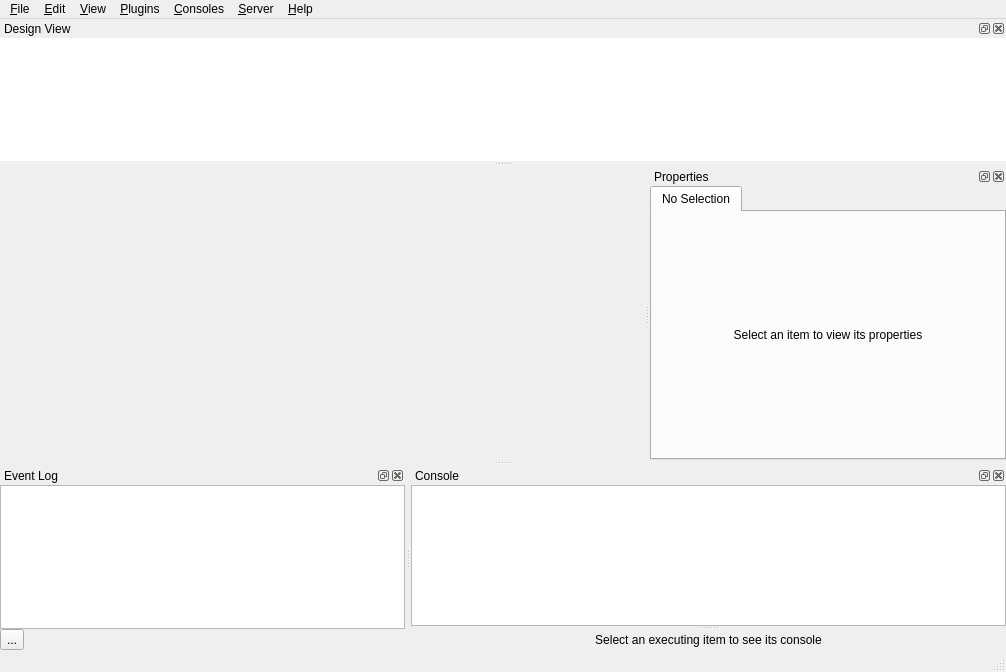
This is spinetoolbox/ui/mainwindow.ui in spine-tools/Spine-Toolbox as Qt 5 draws it before an edit. The edited form follows.
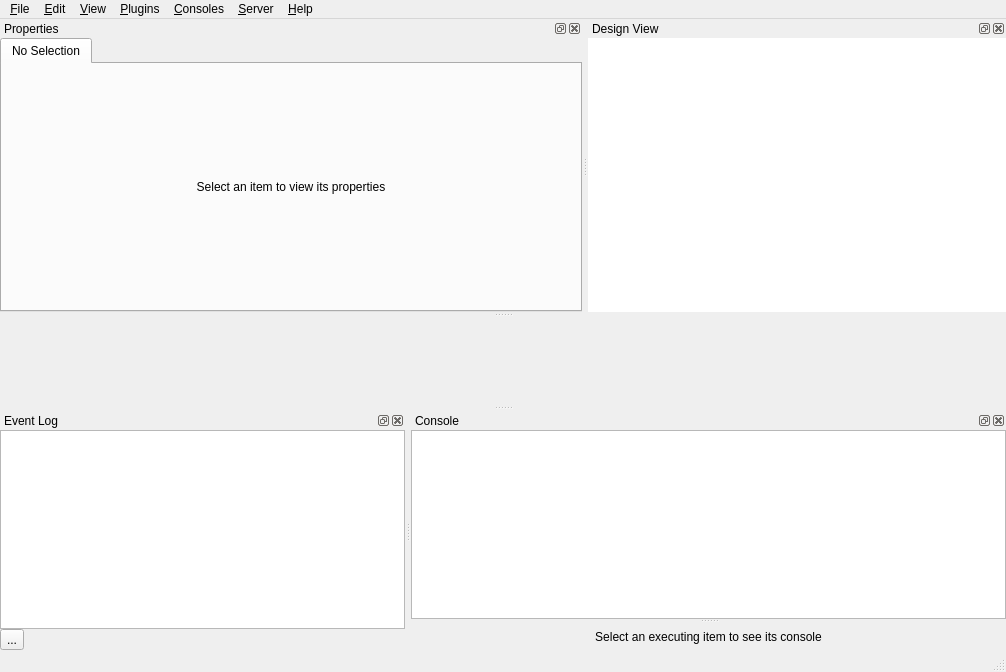
This is the edited form. Icons and pictures are not drawn. Custom widgets are drawn as their Qt base class.

Commit message:
Fix restore dock widgets
Re #2839

```diff
--- a/spinetoolbox/ui/mainwindow.ui
+++ b/spinetoolbox/ui/mainwindow.ui
@@ -235,7 +235,7 @@
     <string>Properties</string>
    </property>
    <attribute name="dockWidgetArea">
-    <number>2</number>
+    <number>4</number>
    </attribute>
    <widget class="QWidget" name="dockWidgetContents_3">
     <layout class="QVBoxLayout" name="verticalLayout">
```
Left out of the diff: 2 changed lines with no effect on the pictures. The commit also changes 5 other files.
